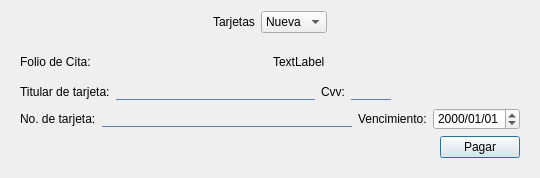
Before: the Qt Designer form pagarcitaspaciente.ui in Laloses/Hospital, drawn with Qt 5.
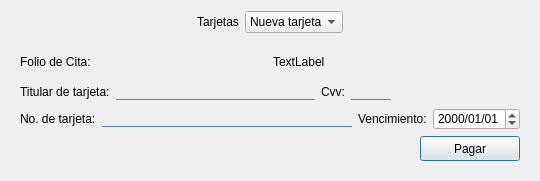
After: the same form once the commit is applied.

Commit message: Corrección de interfaces

What changed in the file:
```diff
--- a/pagarcitaspaciente.ui
+++ b/pagarcitaspaciente.ui
@@ -7,7 +7,7 @@
     <x>0</x>
     <y>0</y>
     <width>540</width>
-    <height>178</height>
+    <height>181</height>
    </rect>
   </property>
   <property name="windowTitle">
@@ -49,9 +49,15 @@
      </item>
      <item>
       <widget class="QComboBox" name="cb_tarjetas">
+       <property name="minimumSize">
+        <size>
+         <width>90</width>
+         <height>0</height>
+        </size>
+       </property>
        <item>
         <property name="text">
-         <string>Nueva</string>
+         <string>Nueva tarjeta</string>
         </property>
        </item>
       </widget>
@@ -214,6 +220,12 @@
         </item>
         <item>
          <widget class="QPushButton" name="pushButton_pagarC">
+          <property name="minimumSize">
+           <size>
+            <width>100</width>
+            <height>25</height>
+           </size>
+          </property>
           <property name="text">
            <string>Pagar</string>
           </property>
```
The commit also changes 3 other files.
